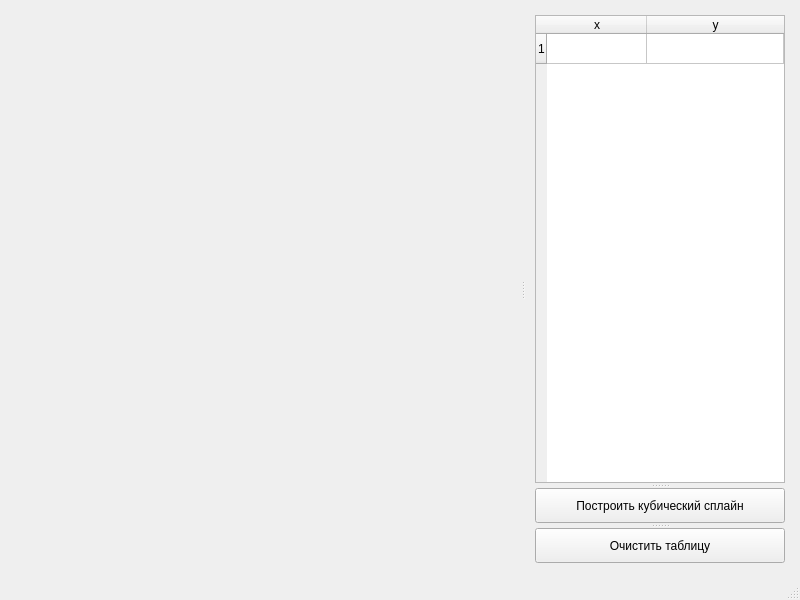
Old version of the form mainwindow.ui in the repository danclas/CubeSplain.
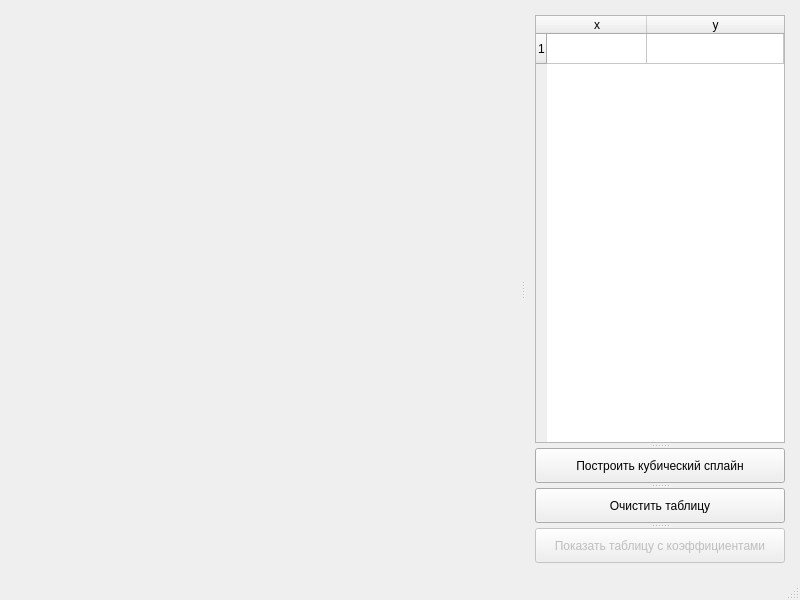
New version of the form. Custom widgets are drawn as their Qt base class.

Commit message: Release 0.91. Add table for coeffs cubic splain

The edit to the form file:
```diff
--- a/mainwindow.ui
+++ b/mainwindow.ui
@@ -90,6 +90,20 @@
          <string>Очистить таблицу</string>
         </property>
        </widget>
+       <widget class="QPushButton" name="viewSplainTable">
+        <property name="enabled">
+         <bool>false</bool>
+        </property>
+        <property name="maximumSize">
+         <size>
+          <width>16777215</width>
+          <height>35</height>
+         </size>
+        </property>
+        <property name="text">
+         <string>Показать таблицу с коэффициентами</string>
+        </property>
+       </widget>
       </widget>
      </widget>
     </item>
```
The commit also changes 8 other files.
